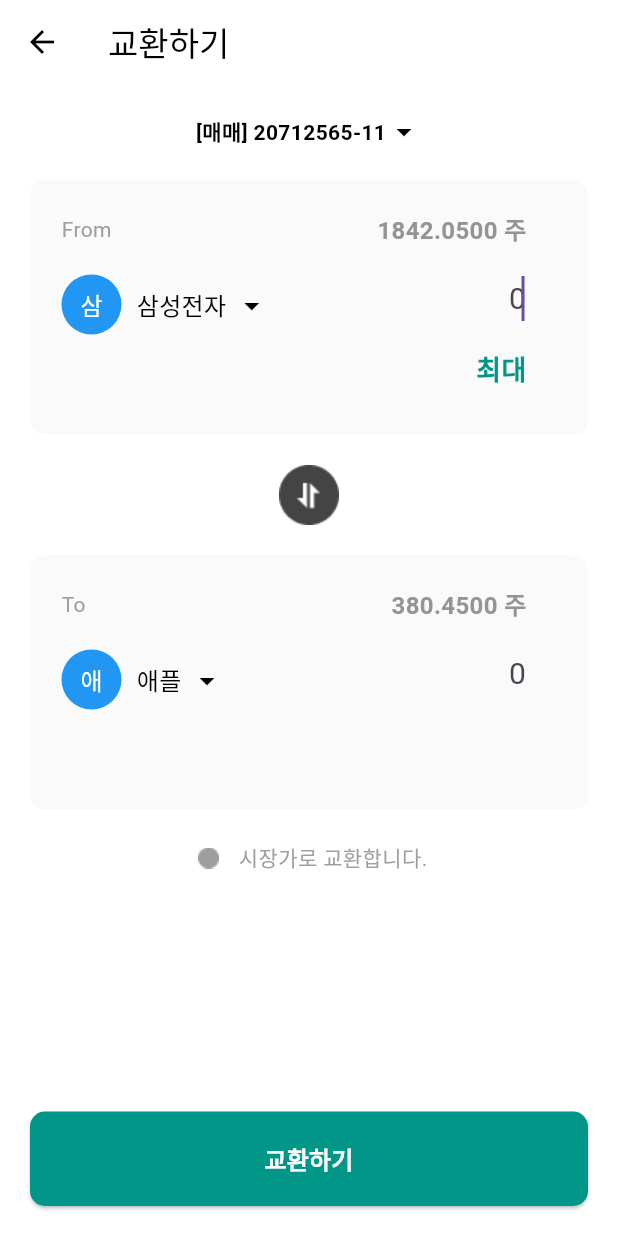
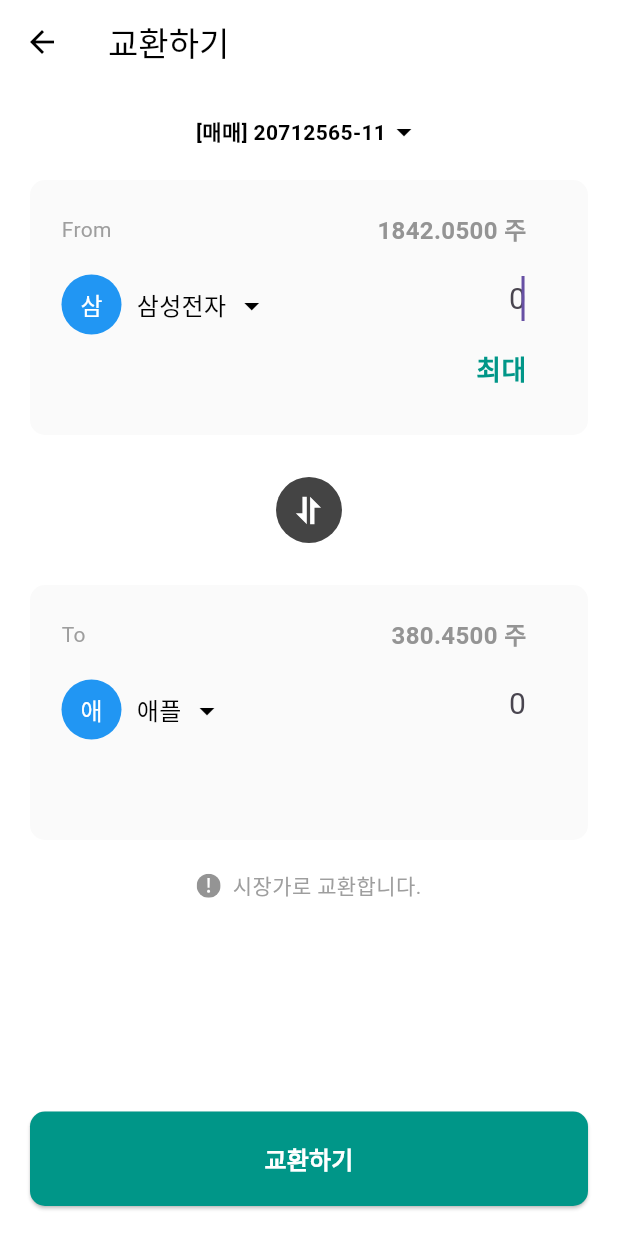
Before and after one commit to soomin-jin/convert, a Flutter app: the screen it shows after launch, after a tap on "교환 바로받기", on a phone screen of 412 x 824 dp. Run offline on Flutter 3.47's test engine with Material 3 defaults, Android fonts, the phone set to English and light mode, and no system bars; our stand-ins replace fl_chart, flutter_svg.

Commit message:
convert svg icon

```diff
--- a/lib/screens/convert_screen.dart
+++ b/lib/screens/convert_screen.dart
@@ -1,4 +1,5 @@
 import 'package:flutter/material.dart';
+import 'package:flutter_svg/flutter_svg.dart';
 import '../models/stock.dart';
 import '../widgets/stock_card.dart';
 import '../widgets/stock_picker.dart';
@@ -71,6 +72,17 @@ class _ConvertScreenState extends State<ConvertScreen> {
       'fromStockCount': _fromStock.count,
       'toStockName': _toStock.name,
       'toStockCount': _toStock.count,
+    });
+  }
+
+  void _swapStocks() {
+    setState(() {
+      final tempStock = _fromStock;
+      _fromStock = _toStock;
+      _toStock = tempStock;
+
+      _fromController.clear();
+      _toController.clear();
     });
   }
 
@@ -154,10 +166,22 @@ class _ConvertScreenState extends State<ConvertScreen> {
                       onChanged: _calculateToStockCount,
                     ),
                     const SizedBox(height: 20),
-                    SizedBox(
-                      height: 40,
-                      width: 40,
-                      child: Image.asset('assets/icons/swap_btn_icon.png'),
+                    Stack(
+                      alignment: Alignment.center,
+                      children: [
+                        CircleAvatar(
+                          radius: 30, // 반지름 크기 조정
+                          backgroundColor: Colors.white, // 배경색을 white로 설정
+                          child: IconButton(
+                            icon: SvgPicture.asset(
+                              'assets/icons/swap_btn_icon.svg',
+                              width: 50,
+                              height: 50,
+                            ),
+                            onPressed: _swapStocks,
+                          ),
+                        ),
+                      ],
                     ),
                     const SizedBox(height: 20),
                     StockCard(
@@ -170,16 +194,16 @@ class _ConvertScreenState extends State<ConvertScreen> {
                       onChanged: (value) {},
                     ),
                     const SizedBox(height: 20),
-                    const Row(
+                    Row(
                       mainAxisAlignment: MainAxisAlignment.center,
                       children: [
-                        ImageIcon(
-                          AssetImage('assets/icons/info_icon.png'),
-                          size: 24.0,
-                          color: Colors.grey,
+                        SvgPicture.asset(
+                          'assets/icons/info_icon.svg',
+                          width: 16,
+                          height: 16,
                         ),
-                        SizedBox(width: 8),
-                        Text(
+                        const SizedBox(width: 8),
+                        const Text(
                           '시장가로 교환합니다.',
                           style: TextStyle(color: Colors.grey),
                         ),
```
Also changed, not shown: pubspec.yaml (+5 -4 lines), assets/icons/info_icon.png (deleted), assets/icons/info_icon.svg (added), assets/icons/swap_btn_icon.png (deleted), assets/icons/swap_btn_icon.svg (added), pubspec.lock, 1 other file.
